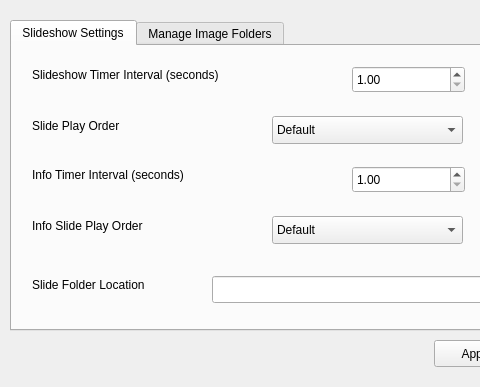
Above: src/settings_window_view.ui from benoid/SimpleSlideshow before the change; both pictures show x 0 to 480 and y 0 to 387 of the 724 by 387 pixel window. Below: the same form after it.
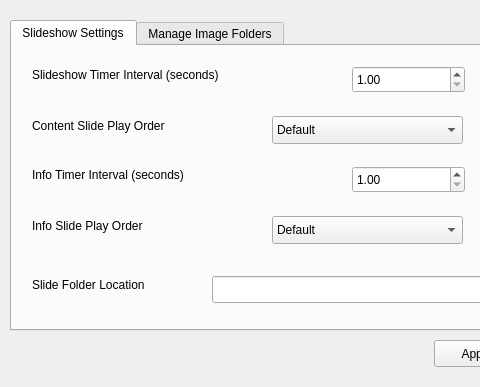
That is the form after the change.

Patch:
```diff
--- a/src/settings_window_view.ui
+++ b/src/settings_window_view.ui
@@ -236,12 +236,12 @@
       <rect>
        <x>20</x>
        <y>70</y>
-       <width>121</width>
+       <width>201</width>
        <height>20</height>
       </rect>
      </property>
      <property name="text">
-      <string>Slide Play Order</string>
+      <string>Content Slide Play Order</string>
      </property>
     </widget>
     <widget class="QLabel" name="label_5">
```
